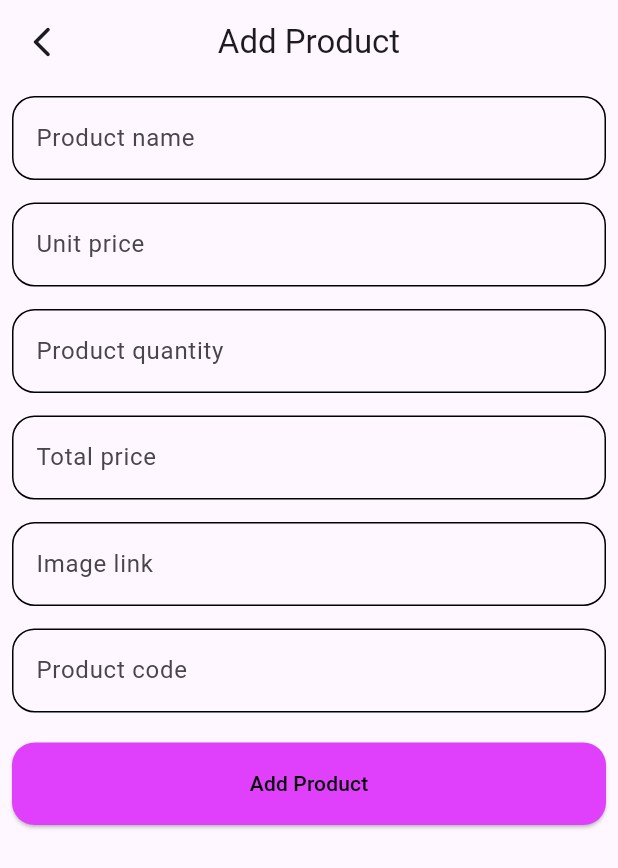
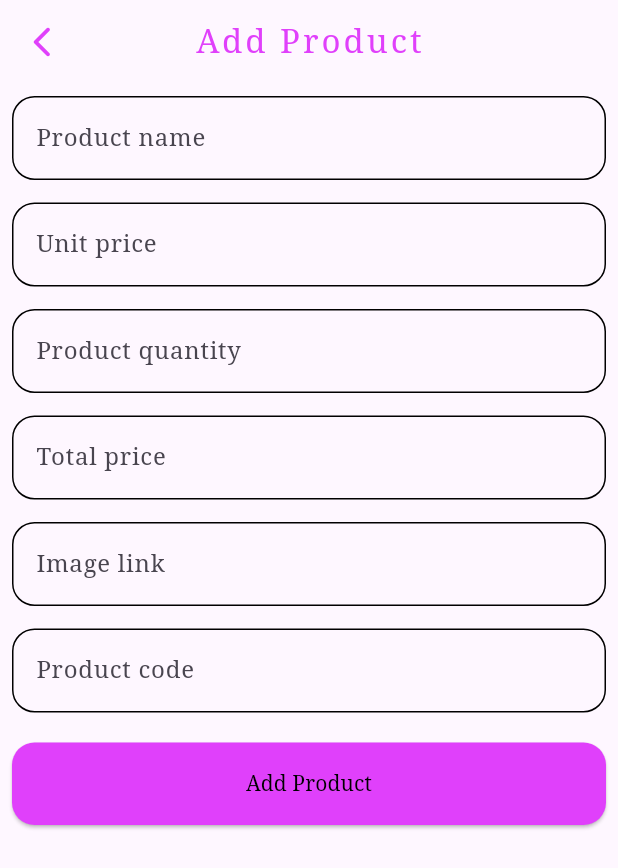
Before and after one commit to Dev-Miftah/crud_app_with_rest_api, a Flutter app: the screen it shows after launch, after a tap on the "add" icon, on a phone screen of 412 x 824 dp. Shown: the top 868 px of the screen. Run offline on Flutter 3.47's test engine with Material 3 defaults, Android fonts, the light colour scheme and no system bars; our stand-ins replace cached_network_image, google_fonts, shimmer; network calls fail.

Commit message:
theme data updated

```diff
--- a/lib/src/app.dart
+++ b/lib/src/app.dart
@@ -1,5 +1,9 @@
+import 'package:crud_app_with_rest_api_assignment13/src/constant/colors.dart';
 import 'package:crud_app_with_rest_api_assignment13/src/views/product_list_screen.dart';
 import 'package:flutter/material.dart';
+import 'package:google_fonts/google_fonts.dart';
+
+import 'theme_data/appbar_theme.dart';
 
 class MyApp extends StatelessWidget {
   const MyApp({super.key});
@@ -9,10 +13,12 @@ class MyApp extends StatelessWidget {
     return MaterialApp(
       title: 'Crud app with REST API',
       theme: ThemeData(
-        colorScheme: ColorScheme.fromSeed(seedColor: Colors.deepPurple),
-        useMaterial3: true,
+        appBarTheme: appBarTheme(),
+          textTheme: GoogleFonts.notoSerifTextTheme(Theme.of(context).textTheme)
       ),
       home: const ProductListScreen(),
     );
   }
+
+
 }
--- /dev/null
+++ b/lib/src/theme_data/appbar_theme.dart
@@ -0,0 +1,12 @@
+import 'package:flutter/material.dart';
+import 'package:google_fonts/google_fonts.dart';
+import '../constant/colors.dart';
+
+AppBarTheme appBarTheme() {
+  return AppBarTheme(
+    centerTitle: true,
+    iconTheme: const IconThemeData(color: kPrimaryColor),
+    titleTextStyle: GoogleFonts.notoSerif(textStyle: const TextStyle(color: kPrimaryColor, letterSpacing: 2, fontSize: 22)),
+
+  );
+}
```
